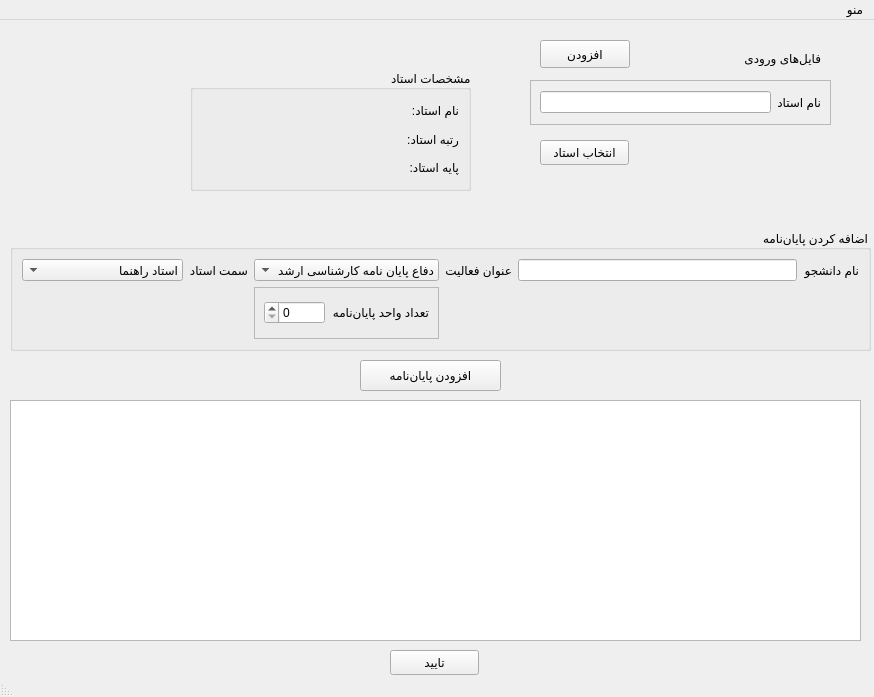
Before: the Qt Designer form rawUi/ui.ui in soda-sh/uni-salary, drawn with Qt 5.
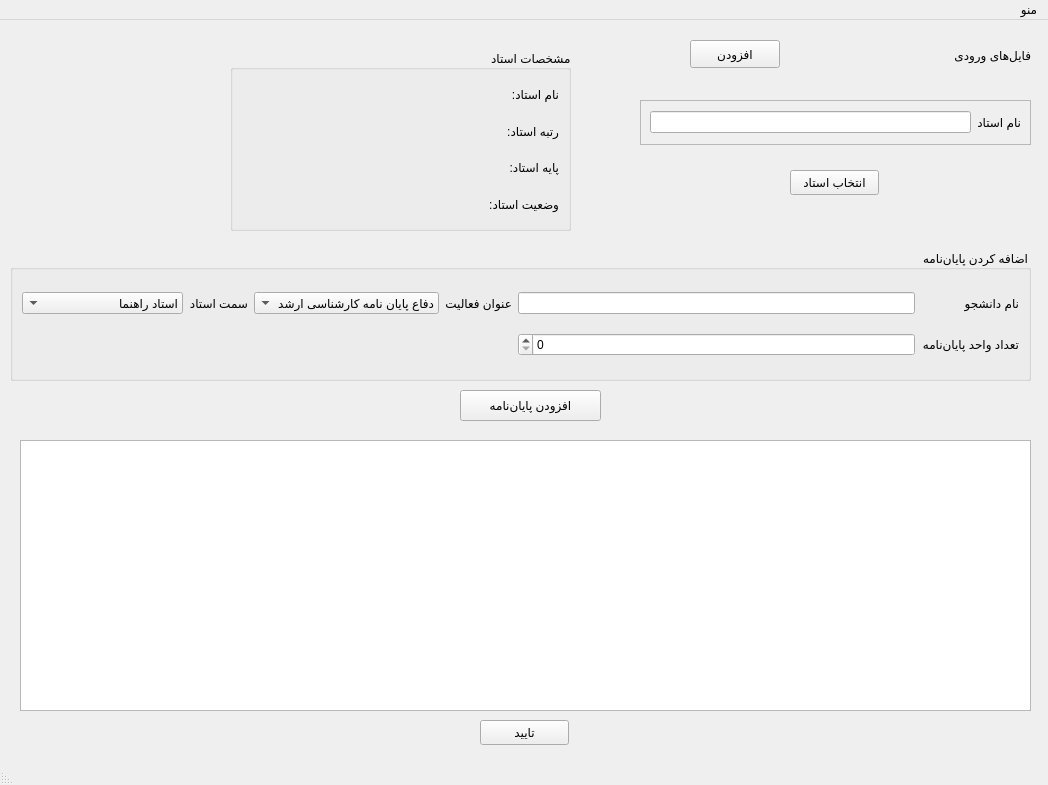
After: the same form once the commit is applied. Icons and pictures are not drawn.

Commit message: Finalize ui.py design

```diff
--- a/rawUi/ui.ui
+++ b/rawUi/ui.ui
@@ -6,8 +6,8 @@
    <rect>
     <x>0</x>
     <y>0</y>
-    <width>874</width>
-    <height>697</height>
+    <width>1048</width>
+    <height>785</height>
    </rect>
   </property>
   <property name="windowTitle">
@@ -17,8 +17,8 @@
    <widget class="QLabel" name="logo">
     <property name="geometry">
      <rect>
-      <x>10</x>
-      <y>10</y>
+      <x>30</x>
+      <y>20</y>
       <width>161</width>
       <height>181</height>
      </rect>
@@ -36,19 +36,19 @@
    <widget class="QTableView" name="outputTable">
     <property name="geometry">
      <rect>
-      <x>10</x>
-      <y>380</y>
-      <width>851</width>
-      <height>241</height>
+      <x>20</x>
+      <y>420</y>
+      <width>1011</width>
+      <height>271</height>
      </rect>
     </property>
    </widget>
    <widget class="QFrame" name="profSelectionFrame">
     <property name="geometry">
      <rect>
-      <x>530</x>
-      <y>60</y>
-      <width>301</width>
+      <x>640</x>
+      <y>80</y>
+      <width>391</width>
       <height>45</height>
      </rect>
     </property>
@@ -74,8 +74,8 @@
    <widget class="QPushButton" name="profSelectionConfirmBtn">
     <property name="geometry">
      <rect>
-      <x>540</x>
-      <y>120</y>
+      <x>790</x>
+      <y>150</y>
       <width>89</width>
       <height>25</height>
      </rect>
@@ -90,10 +90,10 @@
    <widget class="QGroupBox" name="profDetailsBox">
     <property name="geometry">
      <rect>
-      <x>190</x>
-      <y>50</y>
-      <width>281</width>
-      <height>121</height>
+      <x>230</x>
+      <y>30</y>
+      <width>341</width>
+      <height>181</height>
      </rect>
     </property>
     <property name="layoutDirection">
@@ -103,6 +103,13 @@
      <string>مشخصات استاد</string>
     </property>
     <layout class="QGridLayout" name="gridLayout_2">
+     <item row="0" column="0">
+      <widget class="QLabel" name="profNameLabel">
+       <property name="text">
+        <string>نام استاد:</string>
+       </property>
+      </widget>
+     </item>
      <item row="2" column="0">
       <widget class="QLabel" name="profBaseLabel">
        <property name="text">
@@ -117,13 +124,6 @@
        </property>
       </widget>
      </item>
-     <item row="1" column="0">
-      <widget class="QLabel" name="profGradeLabel">
-       <property name="text">
-        <string>رتبه استاد:</string>
-       </property>
-      </widget>
-     </item>
      <item row="1" column="1">
       <widget class="QLabel" name="profGrade">
        <property name="text">
@@ -131,13 +131,6 @@
        </property>
       </widget>
      </item>
-     <item row="0" column="0">
-      <widget class="QLabel" name="profNameLabel">
-       <property name="text">
-        <string>نام استاد:</string>
-       </property>
-      </widget>
-     </item>
      <item row="0" column="1">
       <widget class="QLabel" name="profName">
        <property name="text">
@@ -145,15 +138,36 @@
        </property>
       </widget>
      </item>
+     <item row="1" column="0">
+      <widget class="QLabel" name="profGradeLabel">
+       <property name="text">
+        <string>رتبه استاد:</string>
+       </property>
+      </widget>
+     </item>
+     <item row="3" column="0">
+      <widget class="QLabel" name="profStatusLabel">
+       <property name="text">
+        <string>وضعیت استاد:</string>
+       </property>
+      </widget>
+     </item>
+     <item row="3" column="1">
+      <widget class="QLabel" name="profStatus">
+       <property name="text">
+        <string/>
+       </property>
+      </widget>
+     </item>
     </layout>
    </widget>
    <widget class="QGroupBox" name="thesisInsertionBox">
     <property name="geometry">
      <rect>
       <x>10</x>
-      <y>210</y>
-      <width>861</width>
-      <height>121</height>
+      <y>230</y>
+      <width>1021</width>
+      <height>131</height>
      </rect>
     </property>
     <property name="layoutDirection">
@@ -163,6 +177,49 @@
      <string>اضافه کردن پایان‌نامه</string>
     </property>
     <layout class="QGridLayout" name="gridLayout_3">
+     <item row="0" column="2">
+      <widget class="QLabel" name="activityTitleLabel">
+       <property name="text">
+        <string>عنوان فعالیت</string>
+       </property>
+      </widget>
+     </item>
+     <item row="0" column="4">
+      <widget class="QLabel" name="profPositionLabel">
+       <property name="text">
+        <string>سمت استاد</string>
+       </property>
+      </widget>
+     </item>
+     <item row="0" column="0">
+      <widget class="QLabel" name="studentNameLabel">
+       <property name="text">
+        <string>نام دانشجو</string>
+       </property>
+      </widget>
+     </item>
+     <item row="1" column="1">
+      <widget class="QSpinBox" name="unitCount"/>
+     </item>
+     <item row="0" column="3">
+      <widget class="QComboBox" name="activityTitle">
+       <item>
+        <property name="text">
+         <string>دفاع پایان نامه کارشناسی ارشد</string>
+        </property>
+       </item>
+       <item>
+        <property name="text">
+         <string>دفاع از پروپوزال دکتری</string>
+        </property>
+       </item>
+       <item>
+        <property name="text">
+         <string>دفاع نهایی رساله دکتری</string>
+        </property>
+       </item>
+      </widget>
+     </item>
      <item row="0" column="5">
       <widget class="QComboBox" name="profPosition">
        <item>
@@ -207,78 +264,23 @@
        </item>
       </widget>
      </item>
-     <item row="0" column="4">
-      <widget class="QLabel" name="profPositionLabel">
+     <item row="1" column="0">
+      <widget class="QLabel" name="unitCountLabel">
        <property name="text">
-        <string>سمت استاد</string>
+        <string>تعداد واحد پایان‌نامه</string>
        </property>
       </widget>
      </item>
      <item row="0" column="1">
       <widget class="QLineEdit" name="studentName"/>
      </item>
-     <item row="0" column="2">
-      <widget class="QLabel" name="activityTitleLabel">
-       <property name="text">
-        <string>عنوان فعالیت</string>
-       </property>
-      </widget>
-     </item>
-     <item row="0" column="0">
-      <widget class="QLabel" name="studentNameLabel">
-       <property name="text">
-        <string>نام دانشجو</string>
-       </property>
-      </widget>
-     </item>
-     <item row="0" column="3">
-      <widget class="QComboBox" name="activityTitle">
-       <item>
-        <property name="text">
-         <string>دفاع پایان نامه کارشناسی ارشد</string>
-        </property>
-       </item>
-       <item>
-        <property name="text">
-         <string>دفاع از پروپوزال دکتری</string>
-        </property>
-       </item>
-       <item>
-        <property name="text">
-         <string>دفاع نهایی رساله دکتری</string>
-        </property>
-       </item>
-      </widget>
-     </item>
-     <item row="1" column="3">
-      <widget class="QFrame" name="unitCountFrame">
-       <property name="frameShape">
-        <enum>QFrame::StyledPanel</enum>
-       </property>
-       <property name="frameShadow">
-        <enum>QFrame::Raised</enum>
-       </property>
-       <layout class="QGridLayout" name="gridLayout_4">
-        <item row="0" column="1">
-         <widget class="QSpinBox" name="unitCount"/>
-        </item>
-        <item row="0" column="0">
-         <widget class="QLabel" name="unitCountLabel">
-          <property name="text">
-           <string>تعداد واحد پایان‌نامه</string>
-          </property>
-         </widget>
-        </item>
-       </layout>
-      </widget>
-     </item>
     </layout>
    </widget>
    <widget class="QPushButton" name="addThesisBtn">
     <property name="geometry">
      <rect>
-      <x>360</x>
-      <y>340</y>
+      <x>460</x>
+      <y>370</y>
       <width>141</width>
       <height>31</height>
      </rect>
@@ -293,8 +295,8 @@
    <widget class="QPushButton" name="confirmThesesBtn">
     <property name="geometry">
      <rect>
-      <x>390</x>
-      <y>630</y>
+      <x>480</x>
+      <y>700</y>
       <width>89</width>
       <height>25</height>
      </rect>
@@ -309,7 +311,7 @@
    <widget class="QPushButton" name="importFilesBtn">
     <property name="geometry">
      <rect>
-      <x>540</x>
+      <x>690</x>
       <y>20</y>
       <width>90</width>
       <height>28</height>
@@ -325,10 +327,10 @@
    <widget class="QLabel" name="label">
     <property name="geometry">
      <rect>
-      <x>660</x>
-      <y>30</y>
+      <x>870</x>
+      <y>25</y>
       <width>161</width>
-      <height>16</height>
+      <height>21</height>
      </rect>
     </property>
     <property name="text">
@@ -341,7 +343,7 @@
     <rect>
      <x>0</x>
      <y>0</y>
-     <width>874</width>
+     <width>1048</width>
      <height>23</height>
     </rect>
    </property>
```
The commit also changes 1 other file.
